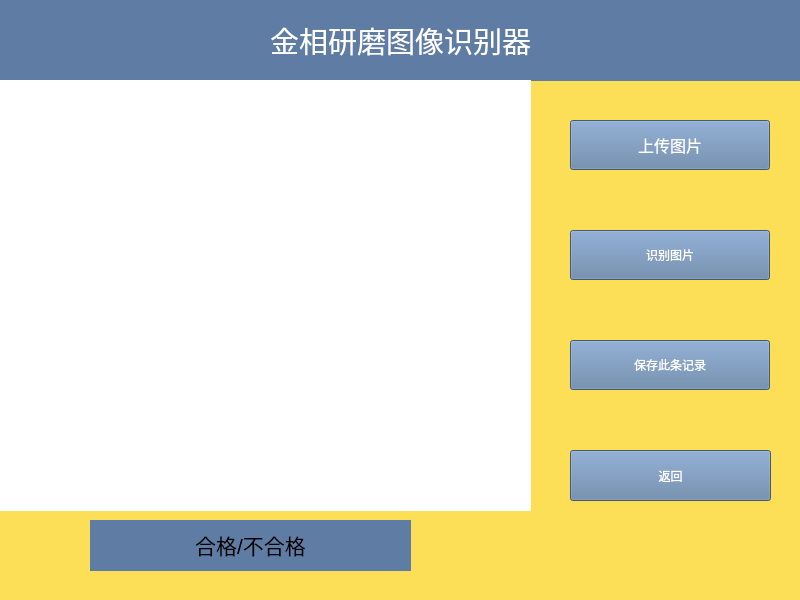
The window that UI/classifier_window.ui (ChickenWingKiller/JXimageClassification) describes before a commit, drawn with Qt 5.
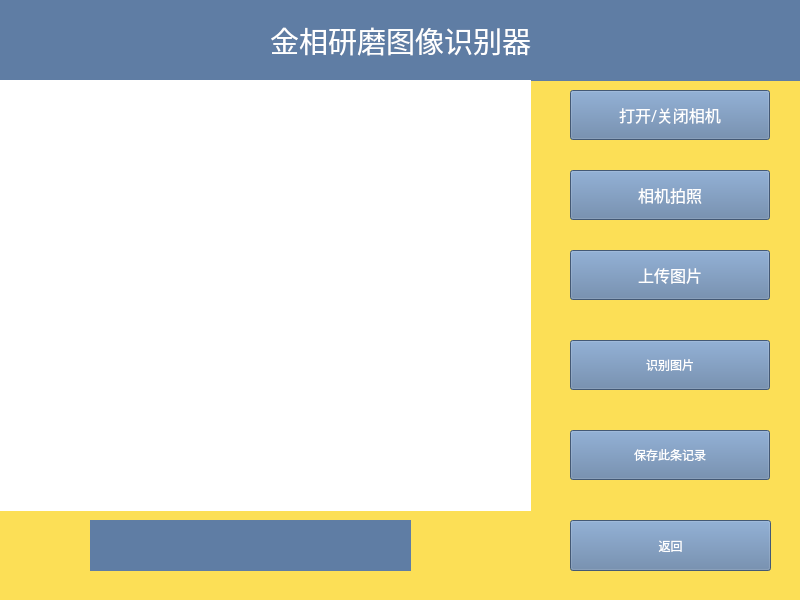
The same window after the commit.

```diff
--- a/UI/classifier_window.ui
+++ b/UI/classifier_window.ui
@@ -54,7 +54,7 @@
     <property name="geometry">
      <rect>
       <x>570</x>
-      <y>120</y>
+      <y>250</y>
       <width>200</width>
       <height>50</height>
      </rect>
@@ -80,7 +80,7 @@
     <property name="geometry">
      <rect>
       <x>570</x>
-      <y>230</y>
+      <y>340</y>
       <width>200</width>
       <height>50</height>
      </rect>
@@ -101,7 +101,7 @@
     <property name="geometry">
      <rect>
       <x>570</x>
-      <y>340</y>
+      <y>430</y>
       <width>200</width>
       <height>50</height>
      </rect>
@@ -131,7 +131,7 @@
      <string notr="true">background-color: rgb(95, 125, 164);</string>
     </property>
     <property name="text">
-     <string>&lt;html&gt;&lt;head/&gt;&lt;body&gt;&lt;p&gt;&lt;span style=&quot; font-size:16pt;&quot;&gt;合格/不合格&lt;/span&gt;&lt;/p&gt;&lt;/body&gt;&lt;/html&gt;</string>
+     <string>&lt;html&gt;&lt;head/&gt;&lt;body&gt;&lt;p&gt;&lt;br/&gt;&lt;/p&gt;&lt;/body&gt;&lt;/html&gt;</string>
     </property>
     <property name="alignment">
      <set>Qt::AlignCenter</set>
@@ -141,7 +141,7 @@
     <property name="geometry">
      <rect>
       <x>570</x>
-      <y>450</y>
+      <y>520</y>
       <width>201</width>
       <height>51</height>
      </rect>
@@ -155,6 +155,58 @@
      <string>返回</string>
     </property>
    </widget>
+   <widget class="QPushButton" name="pushButton_5">
+    <property name="geometry">
+     <rect>
+      <x>570</x>
+      <y>90</y>
+      <width>200</width>
+      <height>50</height>
+     </rect>
+    </property>
+    <property name="font">
+     <font>
+      <family>Agency FB</family>
+      <pointsize>12</pointsize>
+     </font>
+    </property>
+    <property name="styleSheet">
+     <string notr="true">background-color: rgb(95, 125, 164);
+color: rgb(255, 255, 255);</string>
+    </property>
+    <property name="text">
+     <string>打开/关闭相机</string>
+    </property>
+    <property name="flat">
+     <bool>false</bool>
+    </property>
+   </widget>
+   <widget class="QPushButton" name="pushButton_6">
+    <property name="geometry">
+     <rect>
+      <x>570</x>
+      <y>170</y>
+      <width>200</width>
+      <height>50</height>
+     </rect>
+    </property>
+    <property name="font">
+     <font>
+      <family>Agency FB</family>
+      <pointsize>12</pointsize>
+     </font>
+    </property>
+    <property name="styleSheet">
+     <string notr="true">background-color: rgb(95, 125, 164);
+color: rgb(255, 255, 255);</string>
+    </property>
+    <property name="text">
+     <string>相机拍照</string>
+    </property>
+    <property name="flat">
+     <bool>false</bool>
+    </property>
+   </widget>
   </widget>
   <widget class="QStatusBar" name="statusbar"/>
  </widget>
```
